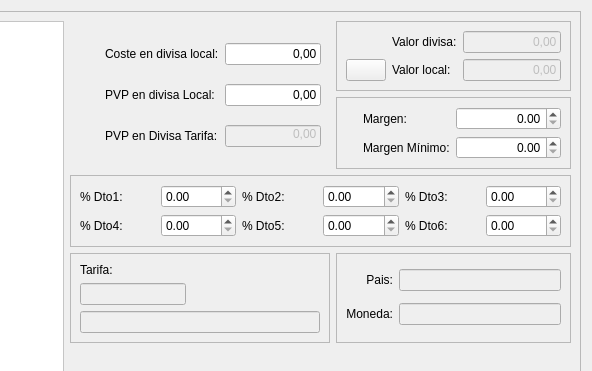
Before: the Qt Designer form Almacen/frmtarifas.ui in arcnexus/RedFoX, drawn with Qt 5; both pictures show x 190 to 782 and y 0 to 371 of the 782 by 459 pixel window.
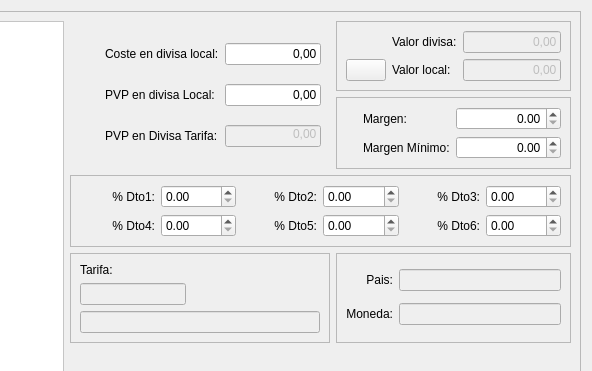
After: the same form once the commit is applied. Icons and pictures are not drawn.

Commit message: tpv dto

```diff
--- a/Almacen/frmtarifas.ui
+++ b/Almacen/frmtarifas.ui
@@ -574,6 +574,9 @@
            <property name="text">
             <string>% Dto2:</string>
            </property>
+           <property name="alignment">
+            <set>Qt::AlignRight|Qt::AlignTrailing|Qt::AlignVCenter</set>
+           </property>
           </widget>
          </item>
          <item row="0" column="1">
@@ -584,6 +587,9 @@
            <property name="text">
             <string>% Dto3:</string>
            </property>
+           <property name="alignment">
+            <set>Qt::AlignRight|Qt::AlignTrailing|Qt::AlignVCenter</set>
+           </property>
           </widget>
          </item>
          <item row="0" column="0">
@@ -591,6 +597,9 @@
            <property name="text">
             <string>% Dto1:</string>
            </property>
+           <property name="alignment">
+            <set>Qt::AlignRight|Qt::AlignTrailing|Qt::AlignVCenter</set>
+           </property>
           </widget>
          </item>
          <item row="0" column="5">
@@ -601,6 +610,9 @@
            <property name="text">
             <string>% Dto4:</string>
            </property>
+           <property name="alignment">
+            <set>Qt::AlignRight|Qt::AlignTrailing|Qt::AlignVCenter</set>
+           </property>
           </widget>
          </item>
          <item row="1" column="1">
@@ -611,6 +623,9 @@
            <property name="text">
             <string>% Dto5:</string>
            </property>
+           <property name="alignment">
+            <set>Qt::AlignRight|Qt::AlignTrailing|Qt::AlignVCenter</set>
+           </property>
           </widget>
          </item>
          <item row="1" column="3">
@@ -621,6 +636,9 @@
            <property name="text">
             <string>% Dto6:</string>
            </property>
+           <property name="alignment">
+            <set>Qt::AlignRight|Qt::AlignTrailing|Qt::AlignVCenter</set>
+           </property>
           </widget>
          </item>
          <item row="1" column="5">
```
Left out of the diff: 2 changed lines with no effect on the pictures. The commit also changes 2 other files.
